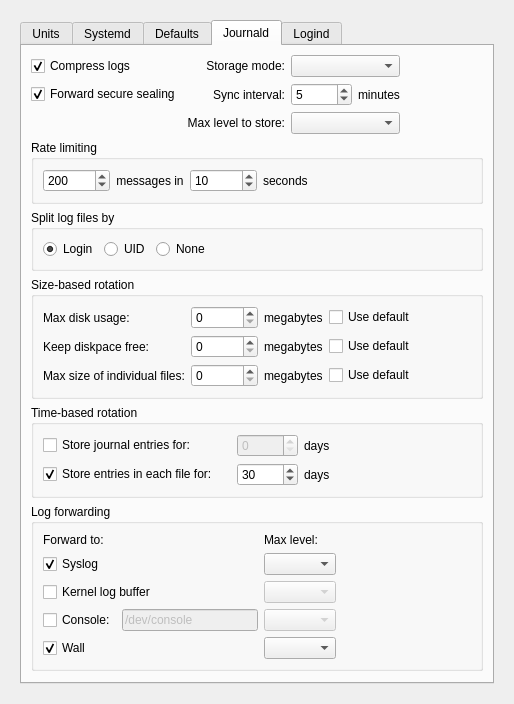
Above: ui/kcmsystemd.ui from rthomsen/kcmsystemd before the change. Below: the same form after it.
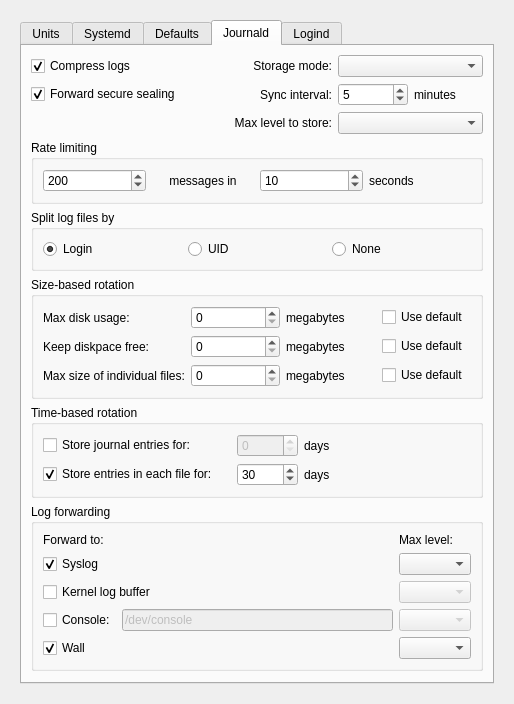
That is the form after the change. The open tabs and pages were chosen to show the change. Custom widgets are drawn as their Qt base class.

```diff
--- a/ui/kcmsystemd.ui
+++ b/ui/kcmsystemd.ui
@@ -997,19 +997,6 @@
                   </property>
                  </widget>
                 </item>
-                <item>
-                 <spacer name="horizontalSpacer_8">
-                  <property name="orientation">
-                   <enum>Qt::Horizontal</enum>
-                  </property>
-                  <property name="sizeHint" stdset="0">
-                   <size>
-                    <width>40</width>
-                    <height>20</height>
-                   </size>
-                  </property>
-                 </spacer>
-                </item>
                </layout>
               </item>
              </layout>
@@ -1111,19 +1098,6 @@
                 </property>
                </widget>
               </item>
-              <item row="2" column="3">
-               <spacer name="horizontalSpacer_3">
-                <property name="orientation">
-                 <enum>Qt::Horizontal</enum>
-                </property>
-                <property name="sizeHint" stdset="0">
-                 <size>
-                  <width>40</width>
-                  <height>20</height>
-                 </size>
-                </property>
-               </spacer>
-              </item>
               <item row="4" column="2">
                <widget class="QComboBox" name="cmbMaxLevelWall">
                 <property name="toolTip">
@@ -1204,19 +1178,6 @@
                   </property>
                  </widget>
                 </item>
-                <item>
-                 <spacer name="horizontalSpacer_7">
-                  <property name="orientation">
-                   <enum>Qt::Horizontal</enum>
-                  </property>
-                  <property name="sizeHint" stdset="0">
-                   <size>
-                    <width>40</width>
-                    <height>20</height>
-                   </size>
-                  </property>
-                 </spacer>
-                </item>
                </layout>
               </item>
              </layout>
@@ -1345,19 +1306,6 @@
                </property>
               </widget>
              </item>
-             <item row="1" column="3">
-              <spacer name="horizontalSpacer_6">
-               <property name="orientation">
-                <enum>Qt::Horizontal</enum>
-               </property>
-               <property name="sizeHint" stdset="0">
-                <size>
-                 <width>40</width>
-                 <height>20</height>
-                </size>
-               </property>
-              </spacer>
-             </item>
             </layout>
            </item>
            <item row="12" column="0" colspan="2">
@@ -1379,19 +1327,6 @@
               <string>Size-based rotation</string>
              </property>
              <layout class="QGridLayout" name="gridLayout">
-              <item row="5" column="5">
-               <spacer name="horizontalSpacer_5">
-                <property name="orientation">
-                 <enum>Qt::Horizontal</enum>
-                </property>
-                <property name="sizeHint" stdset="0">
-                 <size>
-                  <width>40</width>
-                  <height>20</height>
-                 </size>
-                </property>
-               </spacer>
-              </item>
               <item row="3" column="2">
                <widget class="QSpinBox" name="spnKeepFree">
                 <property name="enabled">
```
Left out of the diff: 49 changed lines with no effect on the pictures.
